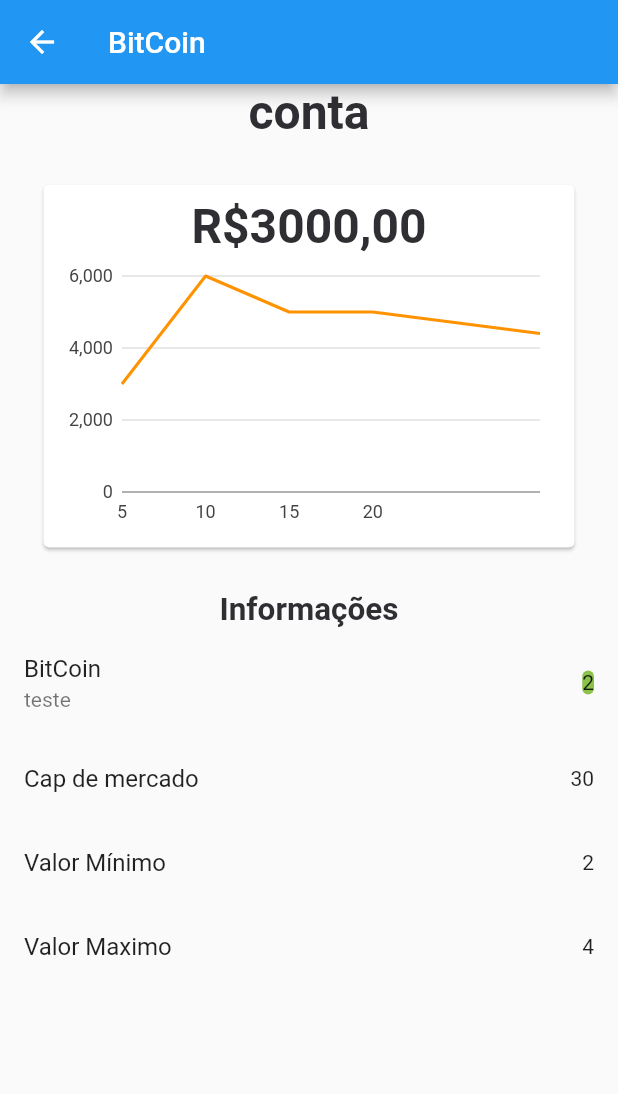
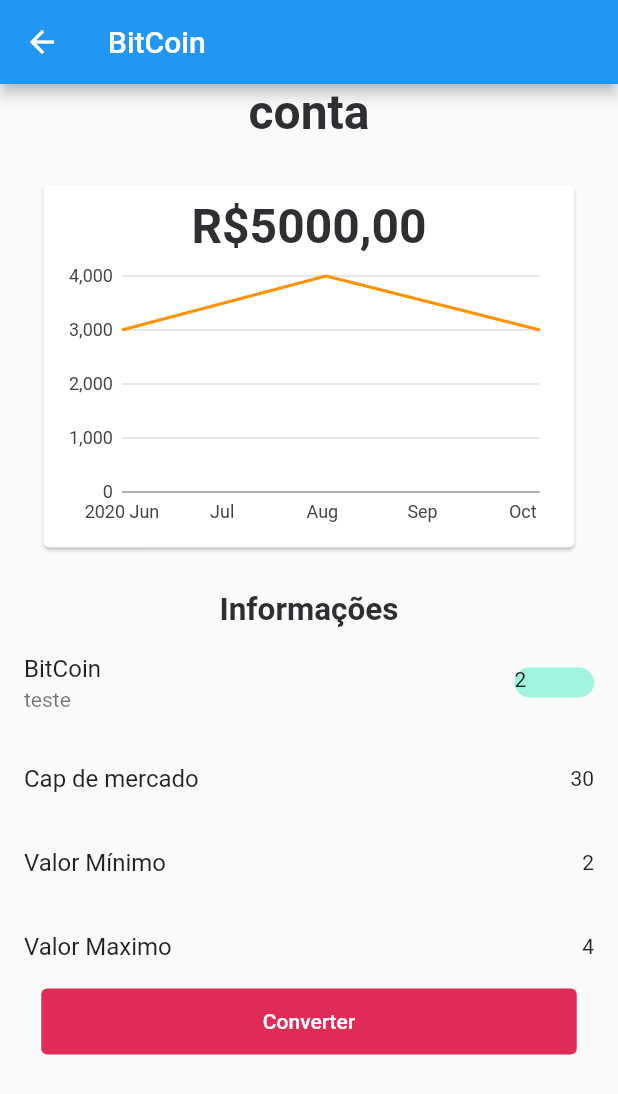
Before and after one commit to CamileBarros/ListagemCrypto, a Flutter app: the HomeWalletPage screen opened by its route, after a tap on "BTC", on a phone screen of 412 x 824 dp. Shown: the top 1094 px of the screen. Run offline on Flutter 3.47's test engine with Material 2 defaults, Android fonts, the phone set to English and light mode, and no system bars; our stand-ins replace charts_flutter, google_fonts; statements that could not run were skipped.

Commit message:
update details page and adjust of layout

```diff
--- a/lib/data_source/data_bitcoin_charts.dart
+++ /dev/null
@@ -1,28 +0,0 @@
-import 'package:listagem_crypto/shared/themes/app_colors.dart';
-import 'package:listagem_crypto/use_cases/model/charts_model.dart';
-import 'package:charts_flutter/flutter.dart' as charts;
-
-class ListBitcoinCharts {
-  final List<ChartsCryptoList> dataBTC = [
-    ChartsCryptoList(
-        actualValue: 3000,
-        period: 5,
-        barColor: charts.ColorUtil.fromDartColor(AppColors.linePrimary)),
-    ChartsCryptoList(
-        actualValue: 6000,
-        period: 10,
-        barColor: charts.ColorUtil.fromDartColor(AppColors.linePrimary)),
-    ChartsCryptoList(
-        actualValue: 5000,
-        period: 15,
-        barColor: charts.ColorUtil.fromDartColor(AppColors.linePrimary)),
-    ChartsCryptoList(
-        actualValue: 5000,
-        period: 20,
-        barColor: charts.ColorUtil.fromDartColor(AppColors.linePrimary)),
-    ChartsCryptoList(
-        actualValue: 4400,
-        period: 30,
-        barColor: charts.ColorUtil.fromDartColor(AppColors.linePrimary)),
-  ];
-}
--- a/lib/data_source/data_list_crypto.dart
+++ /dev/null
@@ -1,9 +0,0 @@
-import 'package:listagem_crypto/use_cases/model/crypto_info_model.dart';
-
-class DataListCrypto {
-  final List<CryptoInfo> crypto = [
-    CryptoInfo(actualValue: 40000, marketCapt: 30, valueMin: 2, valueMax: 4),
-    CryptoInfo(actualValue: 50000, marketCapt: 20, valueMin: 1, valueMax: 3),
-    CryptoInfo(actualValue: 40000, marketCapt: 30, valueMin: 2, valueMax: 4)
-  ];
-}
--- a/lib/data_source/data_list_wallet.dart
+++ b/lib/data_source/data_list_wallet.dart
@@ -1,3 +1,4 @@
+import 'package:listagem_crypto/use_cases/model/charts_model.dart';
 import 'package:listagem_crypto/use_cases/model/crypto_info_model.dart';
 import 'package:listagem_crypto/use_cases/model/crypto_list_model.dart';
 
@@ -8,24 +9,30 @@
         nameCrypto: "BitCoin",
         investedAmount: 5000,
         dayVariation: 30,
-      cryptoInfo:
-          CryptoInfo(actualValue: 256, marketCapt: 2, valueMin: 2, valueMax: 4),
-    ),
+        nameButton: "Converter moeda",
+        cryptoInfo: CryptoInfo(
+            actualValue: 256, marketCapt: 2, valueMin: 2, valueMax: 4),
+        chartsCryptoList:
+            ChartsCryptoList(actualValue: 3000, period: DateTime(2020, 6, 4))),
     CryptoListModel(
         initialsCrypto: "ETH",
         nameCrypto: "Etherum",
         investedAmount: 3000,
         dayVariation: 25,
-      cryptoInfo:
-          CryptoInfo(actualValue: 56, marketCapt: 3, valueMin: 5, valueMax: 6),
-    ),
+        nameButton: "Converter moeda",
+        cryptoInfo: CryptoInfo(
+            actualValue: 5600, marketCapt: 3, valueMin: 5, valueMax: 6),
+        chartsCryptoList:
+            ChartsCryptoList(actualValue: 4000, period: DateTime(2020, 8, 5))),
     CryptoListModel(
         initialsCrypto: "LTC",
         nameCrypto: "LiteCoin",
         investedAmount: 4000,
         dayVariation: 40,
-      cryptoInfo:
-          CryptoInfo(actualValue: 213, marketCapt: 4, valueMin: 3, valueMax: 5),
-    ),
+        nameButton: "Converter moeda",
+        cryptoInfo: CryptoInfo(
+            actualValue: 213, marketCapt: 4, valueMin: 3, valueMax: 5),
+        chartsCryptoList:
+            ChartsCryptoList(actualValue: 3000, period: DateTime(2020, 10, 9))),
   ];
 }
--- a/lib/data_source/data_litcoin_charts.dart
+++ /dev/null
@@ -1,28 +0,0 @@
-import 'package:listagem_crypto/shared/themes/app_colors.dart';
-import 'package:listagem_crypto/use_cases/model/charts_model.dart';
-import 'package:charts_flutter/flutter.dart' as charts;
-
-class ListLitcoinCharts {
-  final List<ChartsCryptoList> dataLTC = [
-    ChartsCryptoList(
-        actualValue: 2000,
-        period: 5,
-        barColor: charts.ColorUtil.fromDartColor(AppColors.linePrimary)),
-    ChartsCryptoList(
-        actualValue: 3000,
-        period: 10,
-        barColor: charts.ColorUtil.fromDartColor(AppColors.linePrimary)),
-    ChartsCryptoList(
-        actualValue: 5000,
-        period: 15,
-        barColor: charts.ColorUtil.fromDartColor(AppColors.linePrimary)),
-    ChartsCryptoList(
-        actualValue: 4000,
-        period: 20,
-        barColor: charts.ColorUtil.fromDartColor(AppColors.linePrimary)),
-    ChartsCryptoList(
-        actualValue: 4400,
-        period: 30,
-        barColor: charts.ColorUtil.fromDartColor(AppColors.linePrimary)),
-  ];
-}
--- a/lib/screens/details/details_page.dart
+++ b/lib/screens/details/details_page.dart
@@ -1,6 +1,6 @@
 import 'package:flutter/material.dart';
-import 'package:listagem_crypto/data_source/data_bitcoin_charts.dart';
 import 'package:listagem_crypto/data_source/data_list_wallet.dart';
+import 'package:listagem_crypto/shared/themes/app_colors.dart';
 import 'package:listagem_crypto/shared/themes/app_text_style.dart';
 import 'package:listagem_crypto/shared/widgets/charts_crypto.dart';
 
@@ -31,7 +31,6 @@
 }
 
 class _HomeDetailsState extends State<HomeDetails> {
-  final dataBTC = ListBitcoinCharts().dataBTC;
   final containerDatas = DatasListWallet().containerDatas;
 
   @override
@@ -40,57 +39,67 @@
       appBar: AppBar(title: Text(widget.name)),
       body: Column(
         children: [
-          Container(
-            child: Text(
+          Text(
             'conta',
             style: TextStyles.titlePrimary,
           ),
-          ),
-          Container(
-            child: Center(
+          Center(
               child: CryptoChart(
-              data: dataBTC,
+            data: containerDatas,
+            animate: false,
           )),
-          ),
-          Container(
-            child: Text('Informações', style: TextStyles.titleText),
-          ),
-          Container(
-            child: ListTile(
+          Text('Informações', style: TextStyles.titleText),
+          ListTile(
               title: Text(widget.name),
-              subtitle: Text('teste'),
-              trailing: Container(
+              subtitle: const Text('teste'),
+              trailing: SizedBox(
+                width: 53,
+                height: 20,
+                child: DecoratedBox(
                     decoration: BoxDecoration(
-                      color:
-                          widget.capMarket > 0 ? Colors.lightGreen : Colors.red,
-                      borderRadius: BorderRadius.circular(10)),
+                        color: widget.capMarket > 0
+                            ? AppColors.statusPos
+                            : AppColors.statusNeg,
+                        borderRadius: BorderRadius.circular(16)),
                     child: Text(widget.capMarket.toString())),
-            ),
-          ),
+              )),
           Column(
             children: [
               Container(
                 child: ListTile(
-                  title: Text('Cap de mercado'),
+                  title: const Text('Cap de mercado'),
                   trailing: Text(widget.variation.toString()),
                 ),
               ),
-              Container(
-                child: ListTile(
-                  title: Text('Valor Mínimo'),
+              ListTile(
+                title: const Text('Valor Mínimo'),
                 trailing: Text(widget.min.toString()),
               ),
+              ListTile(
+                title: const Text('Valor Maximo'),
+                trailing: Text(widget.max.toString()),
               ),
+              Column(
+                children: <Widget>[
                   Container(
-                child: ListTile(
-                  title: Text('Valor Maximo'),
-                  trailing: Text(widget.max.toString()),
+                    child: SizedBox(
+                      height: 44,
+                      width: 357,
+                      child: TextButton(
+                          style: TextButton.styleFrom(
+                              primary: Colors.white,
+                              backgroundColor: AppColors.brandPrimary,
+                              onSurface: AppColors.statusNeg),
+                          onPressed: () {},
+                          child: const Text('Converter')),
                     ),
                   )
                 ],
               )
             ],
           ),
+        ],
+      ),
     );
   }
 }
--- a/lib/screens/wallet/home_wallet.dart
+++ b/lib/screens/wallet/home_wallet.dart
@@ -2,7 +2,9 @@
 import 'package:listagem_crypto/data_source/data_list_wallet.dart';
 import 'package:listagem_crypto/screens/details/details_page.dart';
 import 'package:listagem_crypto/shared/themes/app_colors.dart';
+import 'package:listagem_crypto/shared/themes/app_images.dart';
 import 'package:listagem_crypto/shared/themes/app_text_style.dart';
+import 'package:listagem_crypto/shared/widgets/button_convert_coin.dart';
 
 class HomeWalletPage extends StatefulWidget {
   const HomeWalletPage({
@@ -61,8 +63,16 @@
                       children: [
                         Container(
                             child: ListTile(
-                                leading: const ImageIcon(
-                                    AssetImage("assets/images/bitcoin.png")),
+                                leading: Container(
+                                  height: 48,
+                                  width: 48,
+                                  decoration: BoxDecoration(
+                                      color: AppColors.primary,
+                                      borderRadius: BorderRadius.circular(48),
+                                      image: const DecorationImage(
+                                          image:
+                                              AssetImage(AppImages.iconBTC))),
+                                ),
                                 title: Text(e.initialsCrypto),
                                 subtitle: Text(e.nameCrypto),
                                 trailing: AnimatedOpacity(
@@ -72,15 +82,19 @@
                                     child: Column(
                                       children: [
                                         Text(e.investedAmount.toString()),
-                                        Container(
-                                          decoration: BoxDecoration(
-                                              color: e.dayVariation > 0
-                                                  ? Colors.lightGreen
-                                                  : Colors.red,
-                                              borderRadius:
-                                                  BorderRadius.circular(10)),
-                                          child:
-                                              Text(e.dayVariation.toString()),
+                                        SizedBox(
+                                          width: 53,
+                                          height: 20,
+                                          child: DecoratedBox(
+                                            decoration: BoxDecoration(
+                                                color: e.dayVariation > 0
+                                                    ? AppColors.statusPos
+                                                    : AppColors.statusNeg,
+                                                borderRadius:
+                                                    BorderRadius.circular(16)),
+                                            child:
+                                                Text(e.dayVariation.toString()),
+                                          ),
                                         )
                                       ],
                                     )),
--- /dev/null
+++ b/lib/shared/widgets/button_convert_coin.dart
@@ -0,0 +1,24 @@
+import 'package:flutter/material.dart';
+import 'package:listagem_crypto/shared/themes/app_colors.dart';
+
+class ConvertCoinButton extends StatelessWidget {
+  const ConvertCoinButton({Key? key}) : super(key: key);
+
+  @override
+  Widget build(BuildContext context) {
+    return Column(
+      children: <Widget>[
+        Container(
+          margin: EdgeInsets.all(25),
+          child: TextButton(
+              style: ButtonStyle(
+                foregroundColor:
+                    MaterialStateProperty.all<Color>(AppColors.brandPrimary),
+              ),
+              onPressed: () {},
+              child: const Text('Converter')),
+        )
+      ],
+    );
+  }
+}
--- a/lib/shared/widgets/charts_crypto.dart
+++ b/lib/shared/widgets/charts_crypto.dart
@@ -1,44 +1,54 @@
 import 'package:charts_flutter/flutter.dart' as charts;
 import 'package:flutter/material.dart';
+import 'package:listagem_crypto/shared/themes/app_colors.dart';
 import 'package:listagem_crypto/shared/themes/app_text_style.dart';
-import 'package:listagem_crypto/use_cases/model/charts_model.dart';
+import 'package:listagem_crypto/use_cases/model/crypto_list_model.dart';
 
 class CryptoChart extends StatelessWidget {
-  final List<ChartsCryptoList> data;
+  final List<CryptoListModel> data;
+  final bool animate;
 
-  const CryptoChart({Key? key, required this.data}) : super(key: key);
+  const CryptoChart({Key? key, required this.data, required this.animate})
+      : super(key: key);
 
   @override
   Widget build(BuildContext context) {
-    List<charts.Series<ChartsCryptoList, num>> series = [
+    List<charts.Series<CryptoListModel, DateTime>> series = [
       charts.Series(
           id: "charts",
           data: data,
-          domainFn: (ChartsCryptoList series, _) => series.period,
-          measureFn: (ChartsCryptoList series, _) => series.actualValue,
-          colorFn: (ChartsCryptoList series, _) => series.barColor)
+          domainFn: (CryptoListModel series, _) =>
+              series.chartsCryptoList.period,
+          measureFn: (CryptoListModel series, _) =>
+              series.chartsCryptoList.actualValue,
+          colorFn: (_, __) =>
+              charts.ColorUtil.fromDartColor(AppColors.linePrimary))
     ];
 
     return Container(
       height: 300,
-      padding: EdgeInsets.all(25),
+      padding: const EdgeInsets.all(25),
       child: Card(
         child: Padding(
           padding: const EdgeInsets.all(9.0),
           child: Column(
             children: <Widget>[
               Text(
-                "R\$3000,00",
+                "R\$5000,00",
                 style: TextStyles.titlePrimary,
               ),
               Expanded(
-                child: charts.LineChart(series,
-                    domainAxis: const charts.NumericAxisSpec(
-                      tickProviderSpec:
-                          charts.BasicNumericTickProviderSpec(zeroBound: false),
-                      viewport: charts.NumericExtents(5, 20),
+                child: charts.TimeSeriesChart(
+                  series,
+                  animate: animate,
+                  dateTimeFactory: const charts.LocalDateTimeFactory(),
+                  domainAxis: const charts.DateTimeAxisSpec(
+                    tickFormatterSpec: charts.AutoDateTimeTickFormatterSpec(
+                      day: charts.TimeFormatterSpec(
+                          format: 'dd', transitionFormat: 'dd MM'),
                     ),
-                    animate: true),
+                  ),
+                ),
               )
             ],
           ),
--- a/lib/use_cases/model/charts_model.dart
+++ b/lib/use_cases/model/charts_model.dart
@@ -1,12 +1,6 @@
-import 'package:charts_flutter/flutter.dart' as charts;
-
 class ChartsCryptoList {
   int actualValue;
-  int period;
-  charts.Color barColor;
+  DateTime period;
 
-  ChartsCryptoList(
-      {required this.actualValue,
-      required this.period,
-      required this.barColor});
+  ChartsCryptoList({required this.actualValue, required this.period});
 }
--- a/lib/use_cases/model/crypto_list_model.dart
+++ b/lib/use_cases/model/crypto_list_model.dart
@@ -1,3 +1,4 @@
+import 'package:listagem_crypto/use_cases/model/charts_model.dart';
 import 'package:listagem_crypto/use_cases/model/crypto_info_model.dart';
 
 class CryptoListModel {
@@ -5,12 +6,16 @@
   String nameCrypto;
   int investedAmount;
   int dayVariation;
+  String nameButton;
   CryptoInfo cryptoInfo;
+  ChartsCryptoList chartsCryptoList;
 
   CryptoListModel(
       {required this.initialsCrypto,
       required this.nameCrypto,
       required this.investedAmount,
       required this.dayVariation,
-      required this.cryptoInfo});
+      required this.nameButton,
+      required this.cryptoInfo,
+      required this.chartsCryptoList});
 }
```
Lines whose indentation alone changed are shown as unchanged.
